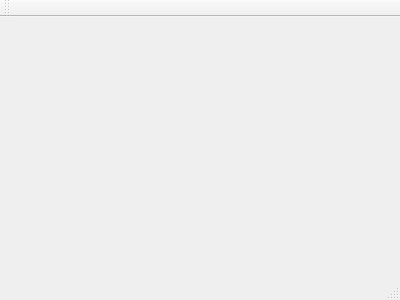
Above: ins_board_pc/mainwindow.ui from quantum-pie/ins-board-pc before the change. Below: the same form after it.
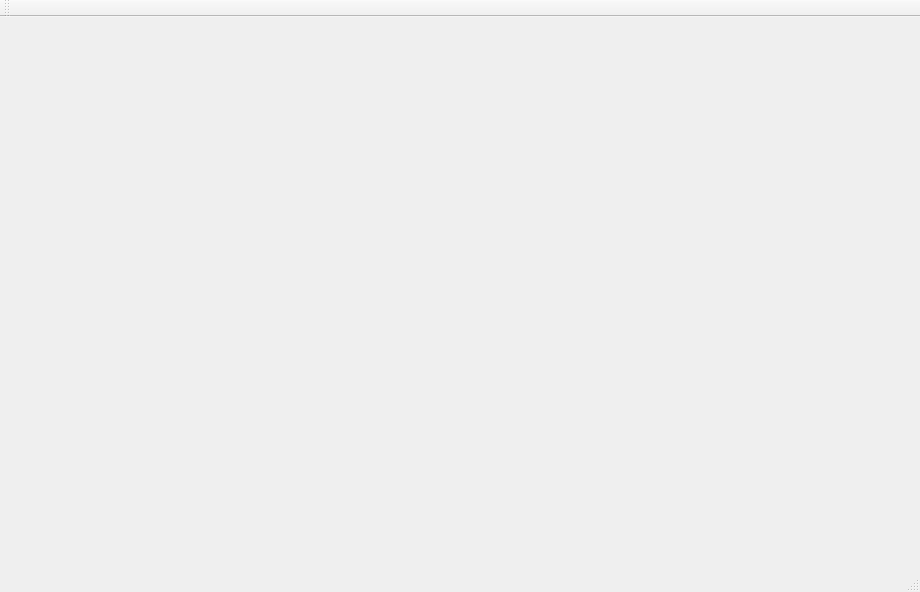
That is the form after the change. Custom widgets are drawn as their Qt base class.

Commit message: Implemented sensors data plots

What changed in the file:
```diff
--- a/ins_board_pc/mainwindow.ui
+++ b/ins_board_pc/mainwindow.ui
@@ -1,24 +1,81 @@
 <ui version="4.0">
  <class>MainWindow</class>
- <widget class="QMainWindow" name="MainWindow" >
-  <property name="geometry" >
+ <widget class="QMainWindow" name="MainWindow">
+  <property name="geometry">
    <rect>
     <x>0</x>
     <y>0</y>
-    <width>400</width>
-    <height>300</height>
+    <width>920</width>
+    <height>592</height>
    </rect>
   </property>
   <property name="windowTitle" >
    <string>MainWindow</string>
   </property>
-  <widget class="QMenuBar" name="menuBar" />
-  <widget class="QToolBar" name="mainToolBar" />
-  <widget class="QWidget" name="centralWidget" />
-  <widget class="QStatusBar" name="statusBar" />
+  <widget class="QWidget" name="centralWidget">
+   <layout class="QVBoxLayout" name="verticalLayout">
+    <item>
+     <widget class="QCustomPlot" name="plot1" native="true">
+      <property name="sizePolicy">
+       <sizepolicy hsizetype="Expanding" vsizetype="Expanding">
+        <horstretch>0</horstretch>
+        <verstretch>0</verstretch>
+       </sizepolicy>
+      </property>
+      <layout class="QVBoxLayout" name="verticalLayout_2"/>
+     </widget>
+    </item>
+    <item>
+     <widget class="QCustomPlot" name="plot2" native="true">
+      <property name="sizePolicy">
+       <sizepolicy hsizetype="Expanding" vsizetype="Expanding">
+        <horstretch>0</horstretch>
+        <verstretch>0</verstretch>
+       </sizepolicy>
+      </property>
+     </widget>
+    </item>
+    <item>
+     <widget class="QCustomPlot" name="plot3" native="true">
+      <property name="sizePolicy">
+       <sizepolicy hsizetype="Expanding" vsizetype="Expanding">
+        <horstretch>0</horstretch>
+        <verstretch>0</verstretch>
+       </sizepolicy>
+      </property>
+     </widget>
+    </item>
+   </layout>
+  </widget>
+  <widget class="QMenuBar" name="menuBar">
+   <property name="geometry">
+    <rect>
+     <x>0</x>
+     <y>0</y>
+     <width>920</width>
+     <height>20</height>
+    </rect>
+   </property>
+  </widget>
+  <widget class="QToolBar" name="mainToolBar">
+   <attribute name="toolBarArea">
+    <enum>TopToolBarArea</enum>
+   </attribute>
+   <attribute name="toolBarBreak">
+    <bool>false</bool>
+   </attribute>
+  </widget>
+  <widget class="QStatusBar" name="statusBar"/>
  </widget>
- <layoutDefault spacing="6" margin="11" />
- <pixmapfunction></pixmapfunction>
+ <layoutdefault spacing="6" margin="11"/>
+ <customwidgets>
+  <customwidget>
+   <class>QCustomPlot</class>
+   <extends>QWidget</extends>
+   <header>qcustomplot.h</header>
+   <container>1</container>
+  </customwidget>
+ </customwidgets>
  <resources/>
  <connections/>
 </ui>
```
Left out of the diff: 3 changed lines with no effect on the pictures. The commit also changes 3 other files.
